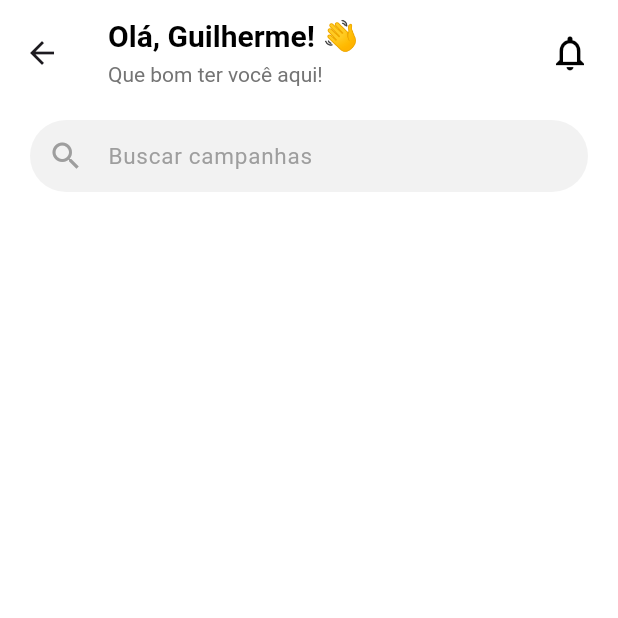
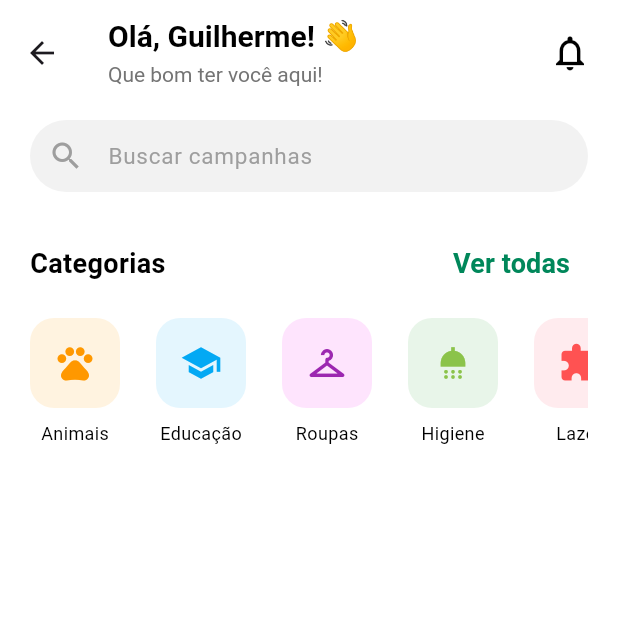
Before and after one commit to guilhermepaluski/Donatin, a Flutter app: the HomeScreen screen opened directly, on a phone screen of 412 x 824 dp, the top half of it. Run offline on Flutter 3.47's test engine with Material 3 defaults, Android fonts, the phone set to English and light mode, and no system bars; Roboto replaces fonts that are missing (Poppins).

Commit message:
feat: Added categories widgets.

```diff
--- a/lib/screens/home_screen.dart
+++ b/lib/screens/home_screen.dart
@@ -1,5 +1,6 @@
 import 'package:donatin/theme/app_colors.dart';
 import 'package:flutter/material.dart';
+import 'package:donatin/widgets/category_cart.dart';
 
 class HomeScreen extends StatefulWidget {
   const HomeScreen({super.key});
@@ -53,7 +54,7 @@ class _HomeScreenState extends State<HomeScreen> {
         child: Column(
           crossAxisAlignment: CrossAxisAlignment.start,
           children: [
-            // --- CAMPO DE BUSCA DE CAMPANHAS ---
+            // === CAMPO DE BUSCA DE CAMPANHAS ===
             TextField(
               decoration: InputDecoration(
                 hintText: 'Buscar campanhas',
@@ -71,6 +72,72 @@ class _HomeScreenState extends State<HomeScreen> {
             const SizedBox(height: 24),
 
             // === CATEGORIAS ===
+            Row(
+              mainAxisAlignment: MainAxisAlignment.spaceBetween,
+              children: [
+                Text(
+                  'Categorias',
+                  style: TextStyle(
+                    fontSize: 18,
+                    fontWeight: FontWeight.bold,
+                    color: AppColors.black,
+                  )
+                ),
+                TextButton(
+                  onPressed: () {
+                    // LÓGICA DO BOTÃO DE VER TODAS AS CATEGORIAS AO SER CLICADO
+                  },
+                  child: const Text(
+                    'Ver todas',
+                    style: TextStyle(
+                      fontSize: 18,
+                      fontWeight: FontWeight.bold,
+                      color: AppColors.darkLightGreen,
+                    )
+                  ),
+                ),
+              ],
+            ),
+            const SizedBox(height: 12),
+            // --- LISTA HORIZONTAL DAS CATEGORIAS ---
+            SizedBox(
+              height: 90,
+              child: ListView(
+                scrollDirection: Axis.horizontal,
+                children: [
+                  CategoryCard(
+                    categoryTitle: 'Animais',
+                    categoryIcon: Icons.pets_outlined,
+                    categoryIconColor: Colors.orange,
+                    categoryBgColor: const Color(0xFFFFF3E0),
+                  ),
+                  CategoryCard(
+                    categoryTitle: 'Educação',
+                    categoryIcon: Icons.school,
+                    categoryIconColor: Colors.lightBlue,
+                    categoryBgColor: const Color(0xE3E1F5FE),
+                  ),
+                  CategoryCard(
+                    categoryTitle: 'Roupas',
+                    categoryIcon: Icons.checkroom,
+                    categoryIconColor: Colors.purple,
+                    categoryBgColor: const Color(0xE2FEE1FD),
+                  ),
+                  CategoryCard(
+                    categoryTitle: 'Higiene',
+                    categoryIcon: Icons.shower,
+                    categoryIconColor: Colors.lightGreen,
+                    categoryBgColor: const Color(0xFFE8F5E9),
+                  ),
+                  CategoryCard(
+                    categoryTitle: 'Lazer',
+                    categoryIcon: Icons.extension,
+                    categoryIconColor: Colors.redAccent,
+                    categoryBgColor: const Color(0xFFFFEBEE),
+                  ),
+                ]
+              )
+            )
           ]
         )
       )
--- a/lib/theme/app_colors.dart
+++ b/lib/theme/app_colors.dart
@@ -11,6 +11,9 @@ class AppColors {
   // Verde escuro - fundo principal das telas com tema escuro
   static const Color darkGreen = Color(0xFF13301F);
 
+  // Verde escuro claro - usado em semi-títulos ou outros textos
+  static const Color darkLightGreen = Color(0xFF00875A);
+
   // Branco - botão secundário e textos sobre fundo escuro
   static const Color white = Colors.white;
 
--- /dev/null
+++ b/lib/widgets/category_cart.dart
@@ -0,0 +1,55 @@
+import 'package:flutter/material.dart';
+import 'package:donatin/theme/app_colors.dart';
+
+class CategoryCard extends StatelessWidget {
+  final String categoryTitle;
+  final Color categoryBgColor;
+  final IconData categoryIcon;
+  final Color categoryIconColor;
+  final bool categoryIsSelected;
+  final VoidCallback? categoryOnTap;
+
+  const CategoryCard({
+    super.key,
+    required this.categoryTitle,
+    required this.categoryBgColor,
+    required this.categoryIcon,
+    required this.categoryIconColor,
+    this.categoryIsSelected = false,
+    this.categoryOnTap,
+  });
+
+  @override
+  Widget build(BuildContext context) {
+    return GestureDetector(
+      onTap: categoryOnTap,
+      child: Padding(
+        padding: const EdgeInsets.only(right: 24.0),
+        child: Column(
+          children: [
+            Container(
+              width: 60,
+              height: 60,
+              decoration: BoxDecoration(
+                color: categoryBgColor,
+                borderRadius: BorderRadius.circular(16),
+              ),
+              child: Icon(categoryIcon, color: categoryIconColor, size: 28),
+            ),
+            const SizedBox(height: 8),
+            Text(
+              categoryTitle,
+              style: TextStyle(
+                fontSize: 12,
+                fontWeight: categoryIsSelected
+                    ? FontWeight.bold
+                    : FontWeight.normal,
+                color: AppColors.black,
+              ),
+            ),
+          ],
+        ),
+      ),
+    );
+  }
+}
```
